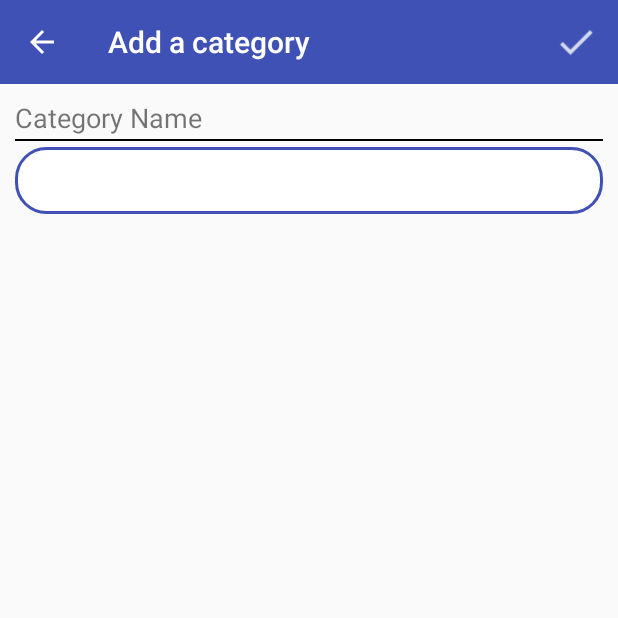
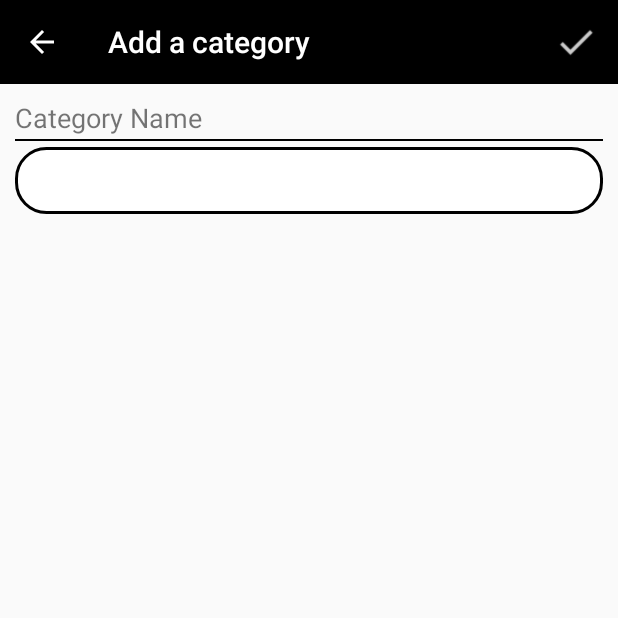
Before and after one commit to sys029/ExpenseManager, an Android app: the CategoryEditFragment screen opened directly, with no data from a screen before it, on a phone screen of 412 x 824 dp, the top half of it. Run offline under Robolectric (Android 15) with nearby library versions, the phone set to English and light mode, and no system bars.

Commit message:
Expense Manager

```diff
--- a/app/src/main/AndroidManifest.xml
+++ b/app/src/main/AndroidManifest.xml
@@ -9,12 +9,15 @@
         android:roundIcon="@mipmap/ic_launcher_round"
         android:supportsRtl="true"
         android:theme="@style/AppTheme">
-        <activity android:name=".activity.MainActivity">
+        <activity android:name=".activity.SplashScreen"
+            android:theme="@style/SplashScreen">
             <intent-filter>
                 <action android:name="android.intent.action.MAIN" />
 
                 <category android:name="android.intent.category.LAUNCHER" />
             </intent-filter>
+        </activity>
+        <activity android:name=".activity.MainActivity" android:theme="@style/AppTheme">
         </activity>
 
         <activity android:name=".activity.SettingsActivity"
--- a/app/src/main/res/values/colors.xml
+++ b/app/src/main/res/values/colors.xml
@@ -1,8 +1,8 @@
 <?xml version="1.0" encoding="utf-8"?>
 <resources>
-    <color name="colorPrimary">#3F51B5</color>
+    <color name="colorPrimary">#000000</color>
     <color name="WhitePrimary">#FFFF</color>
-    <color name="colorPrimaryDark">#303F9F</color>
+    <color name="colorPrimaryDark">#020202</color>
     <color name="colorAccent">#FF4081</color>
     <!--<color name="colorAccentLight">#ffb2cb</color>-->
 </resources>
--- a/app/src/main/res/values/styles.xml
+++ b/app/src/main/res/values/styles.xml
@@ -5,8 +5,11 @@
         <item name="colorPrimary">@color/colorPrimary</item>
         <item name="colorPrimaryDark">@color/colorPrimaryDark</item>
         <item name="colorAccent">@color/colorAccent</item>
-
         <item name="windowActionModeOverlay">true</item>
     </style>
 
+    <style name="SplashScreen" parent="Theme.AppCompat.Light.NoActionBar">
+        <item name="android:windowBackground">@drawable/background_spalsh</item>
+    </style>
+
 </resources>
```
